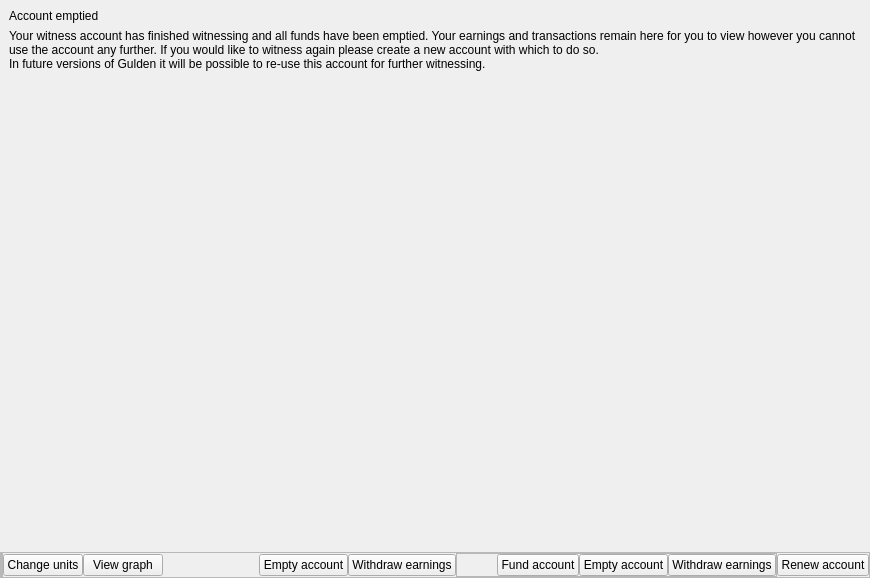
First picture: the form in src/qt/_Gulden/forms/witnessdialog.ui, repository frozenflux3/munt-official, before the edit.
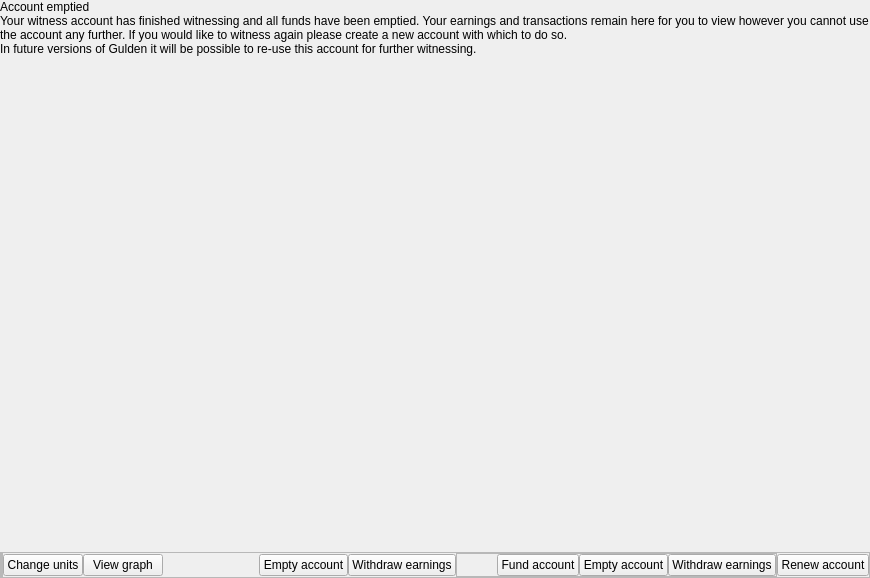
Second picture: the form after the edit. The open tabs and pages were chosen to show the change. Custom widgets are drawn as their Qt base class.

Commit message: Fix some minor cosmetics with witness dialog.

```diff
--- a/src/qt/_Gulden/forms/witnessdialog.ui
+++ b/src/qt/_Gulden/forms/witnessdialog.ui
@@ -563,6 +563,21 @@
          </widget>
          <widget class="QWidget" name="usedAccountPage">
           <layout class="QVBoxLayout" name="verticalLayout_7">
+           <property name="spacing">
+            <number>0</number>
+           </property>
+           <property name="leftMargin">
+            <number>0</number>
+           </property>
+           <property name="topMargin">
+            <number>0</number>
+           </property>
+           <property name="rightMargin">
+            <number>0</number>
+           </property>
+           <property name="bottomMargin">
+            <number>0</number>
+           </property>
            <item>
             <widget class="QLabel" name="labelUsedAccountHeader">
              <property name="text">
```
Left out of the diff: 32 changed lines with no effect on the pictures. The commit also changes 1 other file.
